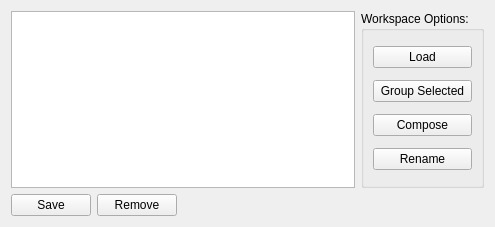
Old version of the form widgets/workspacemanager/workspacemanager.ui in the repository mantidproject/mslice.
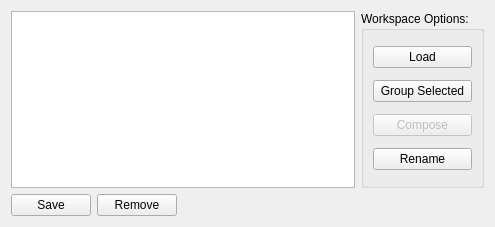
New version of the form.

Commit message: Disabled compose button && smoothing input box

Patch:
```diff
--- a/widgets/workspacemanager/workspacemanager.ui
+++ b/widgets/workspacemanager/workspacemanager.ui
@@ -75,6 +75,9 @@
       </item>
       <item row="2" column="0">
        <widget class="QPushButton" name="btnWorkspaceCompose">
+        <property name="enabled">
+         <bool>false</bool>
+        </property>
         <property name="text">
          <string>Compose</string>
         </property>
```
The commit also changes 1 other file.
